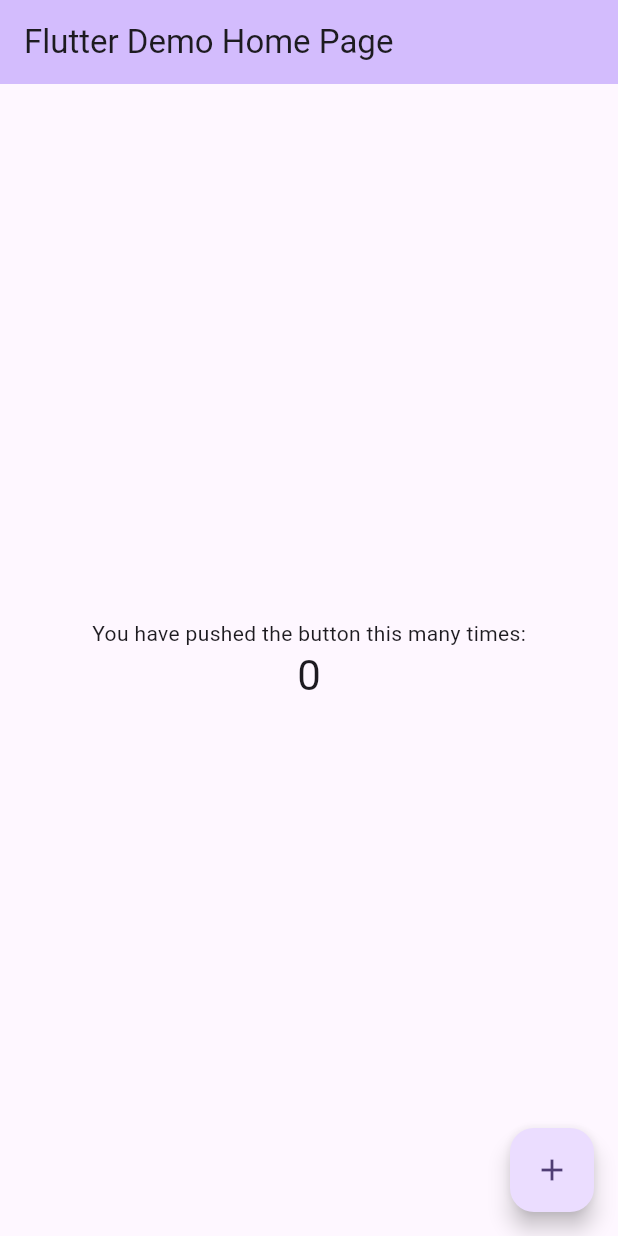
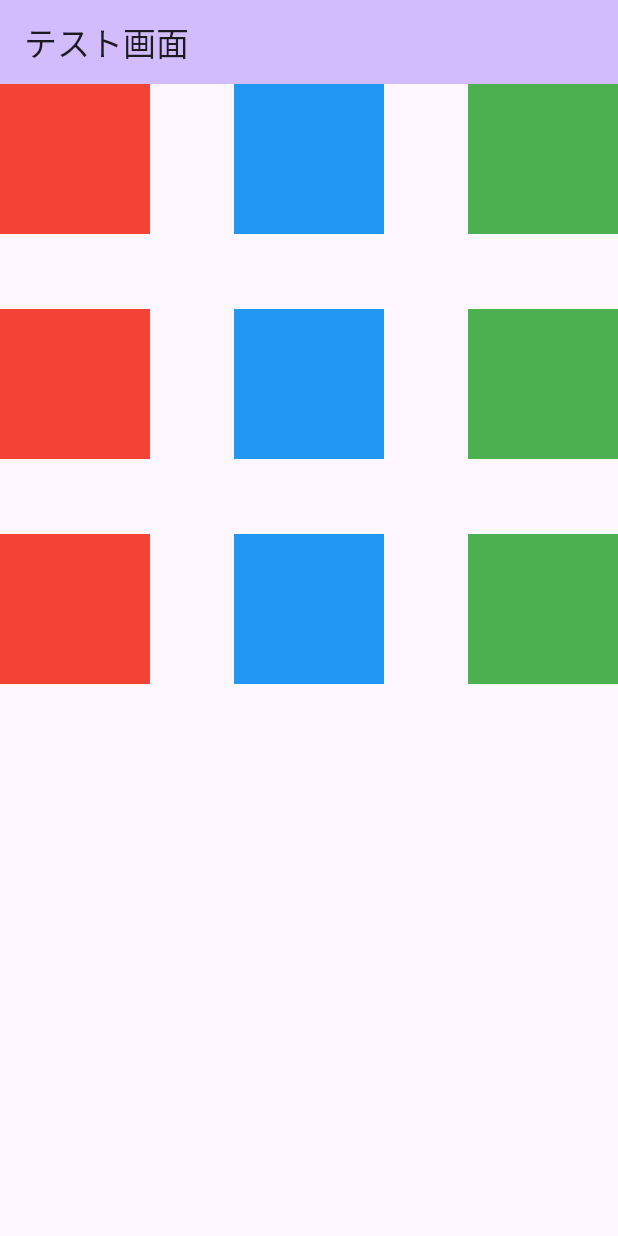
Before and after one commit to oto1720/test_koza, a Flutter app: the screen it shows after launch, on a phone screen of 412 x 824 dp. Run offline on Flutter 3.47's test engine with Material 3 defaults, Android fonts, the phone set to English and light mode, and no system bars.

Commit message:
講座用

```diff
--- /dev/null
+++ b/lib/Hoat_test2.dart
@@ -0,0 +1,10 @@
+import 'package:flutter/material.dart';
+
+class HoatTest2 extends StatelessWidget {
+  const HoatTest2({super.key});
+
+  @override
+  Widget build(BuildContext context) {
+    return Scaffold();
+  }
+}
--- /dev/null
+++ b/lib/Host_test.dart
@@ -0,0 +1,143 @@
+import 'package:flutter/material.dart';
+
+class HostTest extends StatelessWidget {
+  const HostTest({super.key, required this.title});
+  final String title;
+
+  @override
+  Widget build(BuildContext context) {
+    return Scaffold(
+      appBar: AppBar(
+        backgroundColor: Theme.of(context).colorScheme.inversePrimary,
+        title: Text(title),
+      ),
+      body: Column(
+        children: [
+          Row(
+            mainAxisAlignment: MainAxisAlignment.spaceBetween,
+            children: [
+              Container(color: Colors.red, width: 100, height: 100),
+              Container(color: Colors.blue, width: 100, height: 100),
+              Container(color: Colors.green, width: 100, height: 100),
+            ],
+          ),
+          SizedBox(height: 50),
+          Row(
+            mainAxisAlignment: MainAxisAlignment.spaceBetween,
+            children: [
+              Container(color: Colors.red, width: 100, height: 100),
+              Container(color: Colors.blue, width: 100, height: 100),
+              Container(color: Colors.green, width: 100, height: 100),
+            ],
+          ),
+          SizedBox(height: 50),
+          Row(
+            mainAxisAlignment: MainAxisAlignment.spaceBetween,
+            children: [
+              Container(color: Colors.red, width: 100, height: 100),
+              Container(color: Colors.blue, width: 100, height: 100),
+              Container(color: Colors.green, width: 100, height: 100),
+            ],
+          ),
+        ],
+      ),
+    );
+  }
+
+  // @override
+  // Widget build(BuildContext context) {
+  //   return Scaffold(
+  //     appBar: AppBar(
+  //       backgroundColor: Theme.of(context).colorScheme.inversePrimary,
+  //       title: Text(title),
+  //     ),
+  //     body: Center(
+  //       child: Column(
+  //         mainAxisAlignment: MainAxisAlignment.center,
+  //         children: <Widget>[
+  //           Row(
+  //             children: [
+  //               Container(width: 50, height: 50, color: Colors.red),
+  //               Container(width: 25, height: 25, color: Colors.blue),
+  //               Container(width: 50, height: 50, color: Colors.red),
+  //             ],
+  //           ),
+  //           SizedBox(height: 50),
+  //           Row(
+  //             mainAxisAlignment: MainAxisAlignment.center,
+  //             crossAxisAlignment: CrossAxisAlignment.start,
+  //             children: [
+  //               Container(width: 50, height: 50, color: Colors.red),
+  //               SizedBox(width: 15),
+  //               Container(width: 25, height: 25, color: Colors.blue),
+  //               SizedBox(width: 15),
+  //               Container(width: 50, height: 50, color: Colors.red),
+  //             ],
+  //           ),
+  //           SizedBox(height: 50),
+  //           Row(
+  //             mainAxisAlignment: MainAxisAlignment.end,
+  //             crossAxisAlignment: CrossAxisAlignment.end,
+  //             children: [
+  //               Container(width: 50, height: 50, color: Colors.red),
+  //               Container(width: 25, height: 25, color: Colors.blue),
+  //               Container(width: 50, height: 50, color: Colors.red),
+  //             ],
+  //           ),
+  //         ],
+  //       ),
+  //     ),
+  //   );
+  // }
+
+  //  //作ってみよう２
+  // @override
+  // Widget build(BuildContext context) {
+  //   return Scaffold(
+  // appBar: AppBar(
+  //       backgroundColor: Theme.of(context).colorScheme.inversePrimary,
+  //       title: Text(title),
+  //     ),
+  //     body: Padding(
+  //       padding: const EdgeInsets.all(16.0),
+  //       child: Column(
+  //         children: [
+  //           Row(
+  //             mainAxisAlignment: MainAxisAlignment.spaceBetween,
+  //             children: [
+  //               _buildPurpleSquare(),
+  //               _buildPurpleSquare(),
+  //               _buildPurpleSquare(),
+  //             ],
+  //           ),
+  //           const SizedBox(height: 16),
+  //           Row(
+  //             mainAxisAlignment: MainAxisAlignment.spaceEvenly,
+  //             children: [
+  //               _buildPurpleSquare(),
+  //               _buildPurpleSquare(),
+  //             ],
+  //           ),
+  //           const SizedBox(height: 16),
+  //           Row(
+  //             mainAxisAlignment: MainAxisAlignment.spaceBetween,
+  //             children: [
+  //               _buildPurpleSquare(),
+  //               _buildPurpleSquare(),
+  //               _buildPurpleSquare(),
+  //             ],
+  //           ),
+  //         ],
+  //       ),
+  //     ),
+  //   );
+  // }
+
+  // Widget _buildPurpleSquare() {
+  //   return Container(
+  //     width: 100,
+  //     height: 100,
+  //     color: Colors.deepPurple,
+  //   );
+  // }
+}
--- a/lib/main.dart
+++ b/lib/main.dart
@@ -1,122 +1,38 @@
 import 'package:flutter/material.dart';
+import 'package:test_koza/Host_test.dart';
 
+// main.dart の main() が最初に呼ばれる
 void main() {
+  // 下の MyApp を run
   runApp(const MyApp());
 }
 
+// こちらが MyApp
+// Widget を使うよってことで Widget を extend したクラスを作る
+// StatelessWidget に関しては後で説明
 class MyApp extends StatelessWidget {
+  // コンストラクタ
+  // クラスが作られたときにクラス内で使う変数を初期化するためのもの
+  // 今回は変数がないのでデフォルトの Key のみ突っ込まれてる
+  // Key, super の説明は今回は省略
   const MyApp({super.key});
 
-  // This widget is the root of your application.
+  // MaterialApp を作って返して表示させるよ！
+  // MaterialApp は Flutter アプリケーションの全体を管理するもので，全体のデザイン `theme: ` や
+  // 画面遷移をする場合の状態監視，最初に表示させるページ `home: ` を指定しているよ
   @override
   Widget build(BuildContext context) {
     return MaterialApp(
       title: 'Flutter Demo',
+      // OS のテーマ設定に合わせて変更できる
       theme: ThemeData(
-        // This is the theme of your application.
-        //
-        // TRY THIS: Try running your application with "flutter run". You'll see
-        // the application has a purple toolbar. Then, without quitting the app,
-        // try changing the seedColor in the colorScheme below to Colors.green
-        // and then invoke "hot reload" (save your changes or press the "hot
-        // reload" button in a Flutter-supported IDE, or press "r" if you used
-        // the command line to start the app).
-        //
-        // Notice that the counter didn't reset back to zero; the application
-        // state is not lost during the reload. To reset the state, use hot
-        // restart instead.
-        //
-        // This works for code too, not just values: Most code changes can be
-        // tested with just a hot reload.
         colorScheme: ColorScheme.fromSeed(seedColor: Colors.deepPurple),
+        useMaterial3: true,
       ),
-      home: const MyHomePage(title: 'Flutter Demo Home Page'),
+      // 最初に表示させるページをは下の HostTest
+      // 引数として title 渡してる（無くてもいいよ）
+      // 別ファイルに切り出した HostTest を import してあげる
+      home: const HostTest(title: 'テスト画面'),
     );
   }
 }
-
-class MyHomePage extends StatefulWidget {
-  const MyHomePage({super.key, required this.title});
-
-  // This widget is the home page of your application. It is stateful, meaning
-  // that it has a State object (defined below) that contains fields that affect
-  // how it looks.
-
-  // This class is the configuration for the state. It holds the values (in this
-  // case the title) provided by the parent (in this case the App widget) and
-  // used by the build method of the State. Fields in a Widget subclass are
-  // always marked "final".
-
-  final String title;
-
-  @override
-  State<MyHomePage> createState() => _MyHomePageState();
-}
-
-class _MyHomePageState extends State<MyHomePage> {
-  int _counter = 0;
-
-  void _incrementCounter() {
-    setState(() {
-      // This call to setState tells the Flutter framework that something has
-      // changed in this State, which causes it to rerun the build method below
-      // so that the display can reflect the updated values. If we changed
-      // _counter without calling setState(), then the build method would not be
-      // called again, and so nothing would appear to happen.
-      _counter++;
-    });
-  }
-
-  @override
-  Widget build(BuildContext context) {
-    // This method is rerun every time setState is called, for instance as done
-    // by the _incrementCounter method above.
-    //
-    // The Flutter framework has been optimized to make rerunning build methods
-    // fast, so that you can just rebuild anything that needs updating rather
-    // than having to individually change instances of widgets.
-    return Scaffold(
-      appBar: AppBar(
-        // TRY THIS: Try changing the color here to a specific color (to
-        // Colors.amber, perhaps?) and trigger a hot reload to see the AppBar
-        // change color while the other colors stay the same.
-        backgroundColor: Theme.of(context).colorScheme.inversePrimary,
-        // Here we take the value from the MyHomePage object that was created by
-        // the App.build method, and use it to set our appbar title.
-        title: Text(widget.title),
-      ),
-      body: Center(
-        // Center is a layout widget. It takes a single child and positions it
-        // in the middle of the parent.
-        child: Column(
-          // Column is also a layout widget. It takes a list of children and
-          // arranges them vertically. By default, it sizes itself to fit its
-          // children horizontally, and tries to be as tall as its parent.
-          //
-          // Column has various properties to control how it sizes itself and
-          // how it positions its children. Here we use mainAxisAlignment to
-          // center the children vertically; the main axis here is the vertical
-          // axis because Columns are vertical (the cross axis would be
-          // horizontal).
-          //
-          // TRY THIS: Invoke "debug painting" (choose the "Toggle Debug Paint"
-          // action in the IDE, or press "p" in the console), to see the
-          // wireframe for each widget.
-          mainAxisAlignment: MainAxisAlignment.center,
-          children: <Widget>[
-            const Text('You have pushed the button this many times:'),
-            Text(
-              '$_counter',
-              style: Theme.of(context).textTheme.headlineMedium,
-            ),
-          ],
-        ),
-      ),
-      floatingActionButton: FloatingActionButton(
-        onPressed: _incrementCounter,
-        tooltip: 'Increment',
-        child: const Icon(Icons.add),
-      ), // This trailing comma makes auto-formatting nicer for build methods.
-    );
-  }
-}
```
Also changed, not shown: 1 other file.
